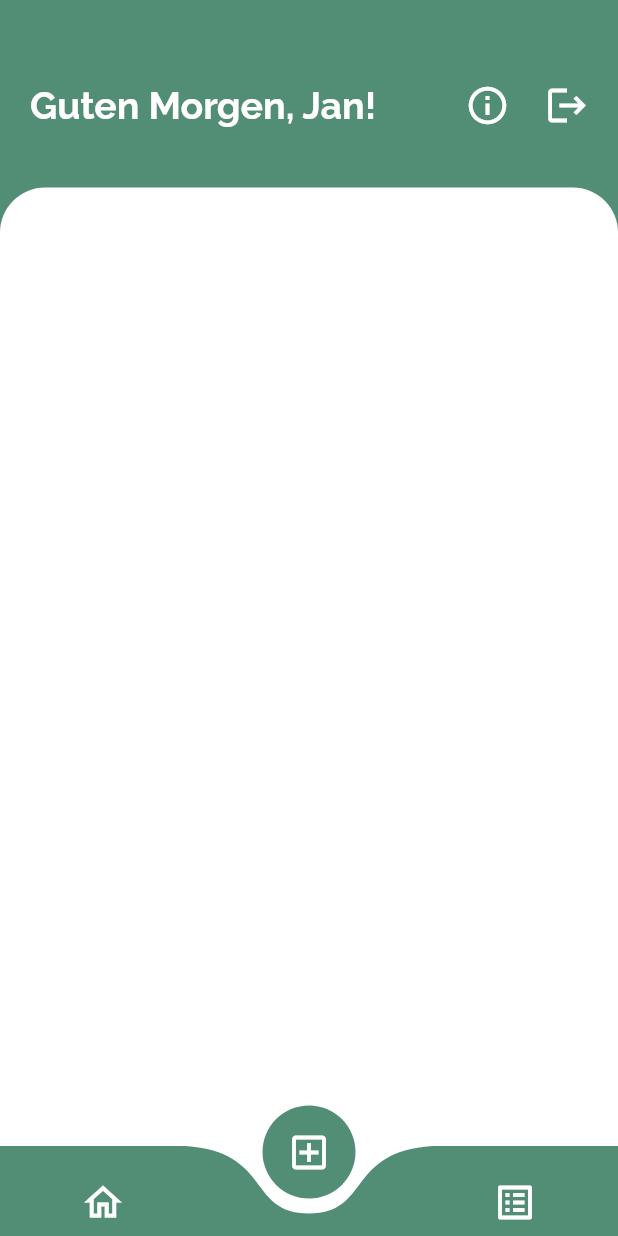
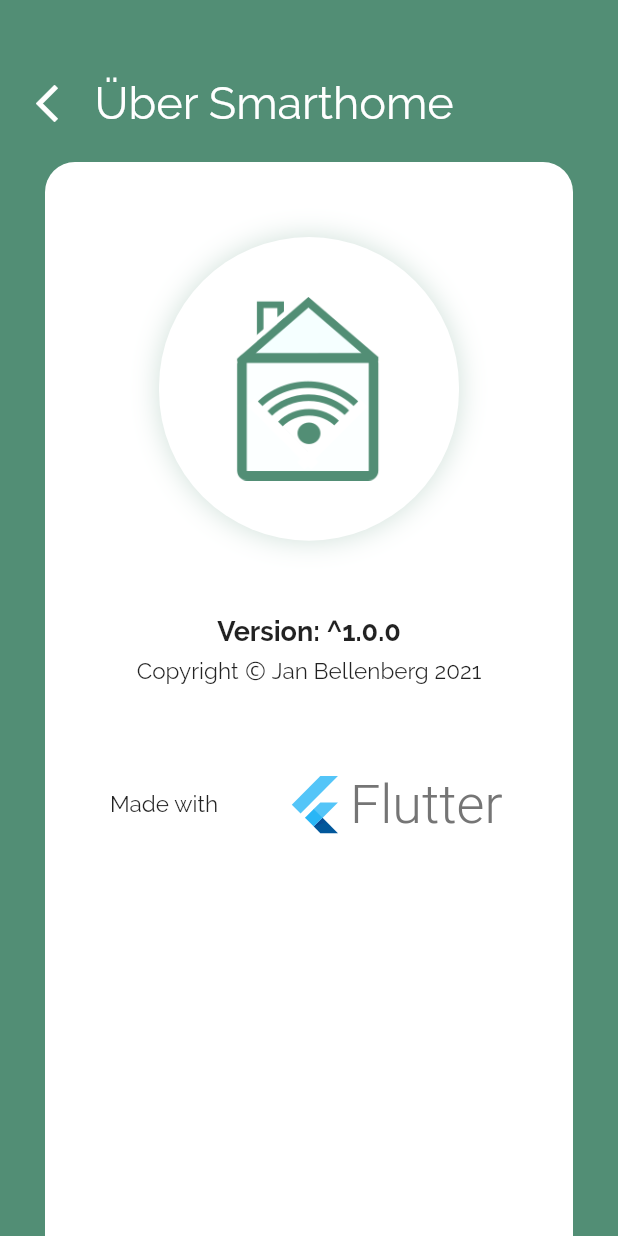
Before and after one commit to janbellenberg/smarthome, a Flutter app: the screen it shows after launch, item 2 of the bottom bar chosen, after a tap on the "info outline" icon, on a phone screen of 412 x 824 dp. Run offline on Flutter 3.47's test engine with Material 2 defaults, Android fonts, the phone set to English and light mode, and no system bars; drawn by our look-alikes of curved_navigation_bar; our stand-ins replace weather_icons, yaml; missing offline and left inert: shared_preferences_web; project files that could hold a hidden picture were left out.

Commit message:
Created Info Page

```diff
--- a/src/app/smarthome/lib/app.dart
+++ b/src/app/smarthome/lib/app.dart
@@ -4,6 +4,8 @@ import 'package:Smarthome/pages/home.dart';
 import 'package:Smarthome/pages/quick_actions.dart';
 import 'package:Smarthome/widgets/navigation.dart';
 import 'package:flutter/material.dart';
+
+import 'pages/info.dart';
 
 class App extends StatefulWidget {
   App({Key? key}) : super(key: key);
@@ -64,7 +66,11 @@ class _AppState extends State<App> {
                         Padding(
                           padding: const EdgeInsets.only(right: 5.0),
                           child: IconButton(
-                              onPressed: () => {}, // TODO: implement Route
+                              onPressed: () => Navigator.push(
+                                    context,
+                                    MaterialPageRoute(
+                                        builder: (context) => InfoPage()),
+                                  ),
                               icon: Icon(
                                 Icons.info_outline,
                                 color: WHITE,
--- /dev/null
+++ b/src/app/smarthome/lib/pages/info.dart
@@ -0,0 +1,116 @@
+import 'package:Smarthome/constants/colors.dart';
+import 'package:flutter/material.dart';
+import 'package:flutter/services.dart';
+import 'package:yaml/yaml.dart';
+
+class InfoPage extends StatelessWidget {
+  const InfoPage({Key? key}) : super(key: key);
+
+  @override
+  Widget build(BuildContext context) {
+    return Scaffold(
+      backgroundColor: Theme.of(context).accentColor,
+      body: Padding(
+        padding: const EdgeInsets.only(top: 30.0),
+        child: Column(
+          children: [
+            Padding(
+              padding: const EdgeInsets.all(15.0),
+              child: Row(
+                children: [
+                  IconButton(
+                    onPressed: () => Navigator.pop(context),
+                    icon: Icon(
+                      Icons.arrow_back_ios,
+                      color: WHITE,
+                      size: 30.0,
+                    ),
+                  ),
+                  Text("Über Smarthome",
+                      style: TextStyle(color: WHITE, fontSize: 30.0))
+                ],
+              ),
+            ),
+            Expanded(
+              child: Container(
+                margin: EdgeInsets.symmetric(horizontal: 30.0),
+                width: double.infinity,
+                decoration: BoxDecoration(
+                  color: Theme.of(context).backgroundColor,
+                  borderRadius: BorderRadius.only(
+                    topLeft: Radius.circular(20.0),
+                    topRight: Radius.circular(20.0),
+                  ),
+                ),
+                child: SingleChildScrollView(
+                  child: Padding(
+                    padding: const EdgeInsets.only(bottom: 20.0),
+                    child: Column(
+                      children: [
+                        Padding(
+                          padding: const EdgeInsets.all(50.0),
+                          child: Container(
+                            padding: const EdgeInsets.only(
+                                top: 40.0,
+                                bottom: 40.0,
+                                left: 50.0,
+                                right: 50.0),
+                            decoration: BoxDecoration(
+                                color: Theme.of(context).backgroundColor,
+                                boxShadow: [
+                                  BoxShadow(
+                                    color: Theme.of(context)
+                                        .accentColor
+                                        .withOpacity(0.28),
+                                    spreadRadius: 0,
+                                    blurRadius: 15,
+                                    offset: Offset(0, 0),
+                                  ),
+                                ],
+                                borderRadius:
+                                    BorderRadius.all(Radius.circular(500.0))),
+                            child: Image.asset(
+                              "assets/images/icon_inverted.png",
+                              width: 100.0,
+                            ),
+                          ),
+                        ),
+                        FutureBuilder(
+                            future: rootBundle.loadString("pubspec.yaml"),
+                            builder: (context, snapshot) {
+                              String version = "Unknown";
+                              if (snapshot.hasData) {
+                                var yaml = loadYaml(snapshot.data.toString());
+                                version = yaml["version"];
+                              }
+
+                              return Text('Version: $version',
+                                  style: TextStyle(
+                                      fontSize: 18.0,
+                                      fontWeight: FontWeight.bold));
+                            }),
+                        Padding(
+                          padding: const EdgeInsets.all(5.0),
+                          child: Text("Copyright Ⓒ Jan Bellenberg 2021",
+                              style: TextStyle(fontSize: 15.0)),
+                        ),
+                        Row(
+                          mainAxisAlignment: MainAxisAlignment.spaceEvenly,
+                          children: [
+                            Text("Made with", style: TextStyle(fontSize: 15.0)),
+                            FlutterLogo(
+                                size: 150.0, style: FlutterLogoStyle.horizontal)
+                          ],
+                        ),
+                      ],
+                    ),
+                  ),
+                ),
+              ),
+            )
+          ],
+        ),
+      ),
+    );
+  }
+}
--- a/src/app/smarthome/lib/pages/room_details.dart
+++ b/src/app/smarthome/lib/pages/room_details.dart
@@ -74,7 +74,7 @@ class _RoomDetailsPageState extends State<RoomDetailsPage> {
                 margin: EdgeInsets.symmetric(horizontal: 30.0),
                 width: double.infinity,
                 decoration: BoxDecoration(
-                  color: Theme.of(context).backgroundColor.withOpacity(0.60),
+                  color: Theme.of(context).backgroundColor.withOpacity(0.8),
                   borderRadius: BorderRadius.only(
                     topLeft: Radius.circular(20.0),
                     topRight: Radius.circular(20.0),
--- a/src/app/smarthome/pubspec.yaml
+++ b/src/app/smarthome/pubspec.yaml
@@ -1,7 +1,7 @@
 name: Smarthome
 description: Steuerung Ihres Zuhauses
 publish_to: "none"
-version: 1.0.0+1
+version: ^1.0.0
 
 environment:
   sdk: ">=2.12.0 <3.0.0"
@@ -18,6 +18,7 @@ dependencies:
   wave: ^0.2.0
   weather_icons: ^3.0.0
   qr_flutter: ^4.0.0
+  yaml: ^3.1.0
 
 dev_dependencies:
   flutter_test:
@@ -25,6 +26,9 @@ dev_dependencies:
 
 flutter:
   uses-material-design: true
+  assets:
+    - assets/images/icon_inverted.png
+    - pubspec.yaml
   fonts:
     - family: Raleway
       fonts:
```
Also changed, not shown: icon/icon_invert.svg (added), icon/icon_inverted.png (added), src/app/smarthome/assets/images/icon_inverted.png (added), src/app/smarthome/pubspec.lock.
